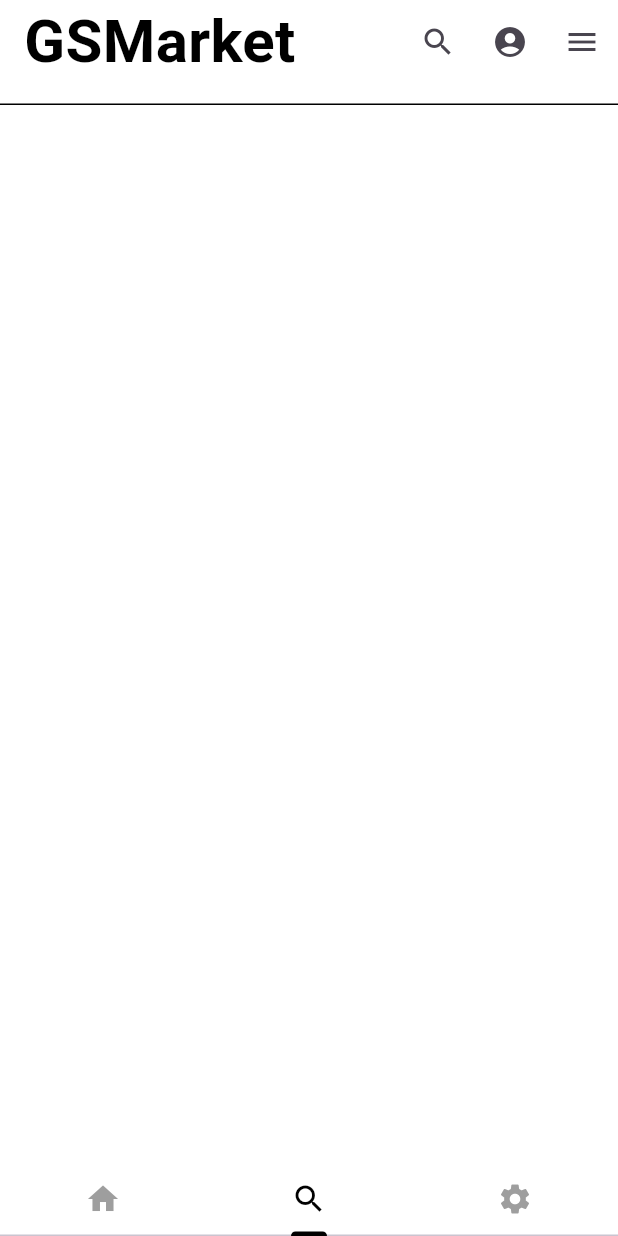
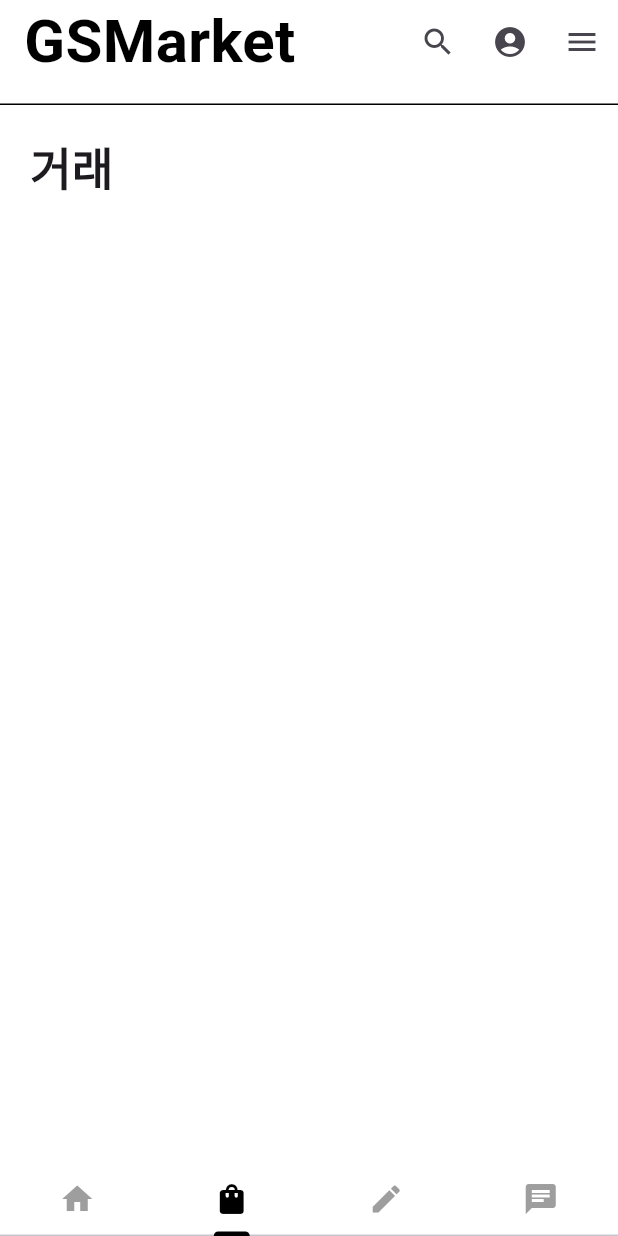
Before and after one commit to bluemoon983/ideafestival_ios, a Flutter app: the screen it shows after launch, item 2 of the bottom bar chosen, on a phone screen of 412 x 824 dp. Run offline on Flutter 3.47's test engine with Material 3 defaults, Android fonts, the phone set to English and light mode, and no system bars.

Commit message:
bottom-icon

```diff
--- a/lib/screens/main_screens.dart
+++ b/lib/screens/main_screens.dart
@@ -77,10 +77,13 @@ class MainScreens extends StatelessWidget {
               icon: Icon(Icons.home),
             ),
             Tab(
-              icon: Icon(Icons.search),
+              icon: Icon(Icons.shopping_bag),
             ),
             Tab(
-              icon: Icon(Icons.settings),
+              icon: Icon(Icons.edit),
+            ),
+            Tab(
+              icon: Icon(Icons.chat),
             ),
           ],
           labelColor: Colors.black,
@@ -172,10 +175,7 @@ class MainScreens extends StatelessWidget {
                   crossAxisAlignment: CrossAxisAlignment.start,
                   children: [
                     SizedBox(
-                      height: 20,
-                    ),
-                    SizedBox(
-                      height: 20,
+                      height: 15,
                     ),
                     Row(
                       mainAxisAlignment: MainAxisAlignment.end,
--- a/lib/widgets/shopping_widget.dart
+++ b/lib/widgets/shopping_widget.dart
@@ -7,6 +7,19 @@ class ShoppingWidget extends StatelessWidget {
   Widget build(BuildContext context) {
     return const Scaffold(
       backgroundColor: Colors.white,
+      body: Padding(
+        padding: EdgeInsets.only(left: 20.0, top: 20.0),
+        child: Align(
+          alignment: Alignment.topLeft,
+          child: Text(
+            "거래",
+            style: TextStyle(
+              fontSize: 30,
+              fontWeight: FontWeight.w600,
+            ),
+          ),
+        ),
+      ),
     );
   }
 }
```
